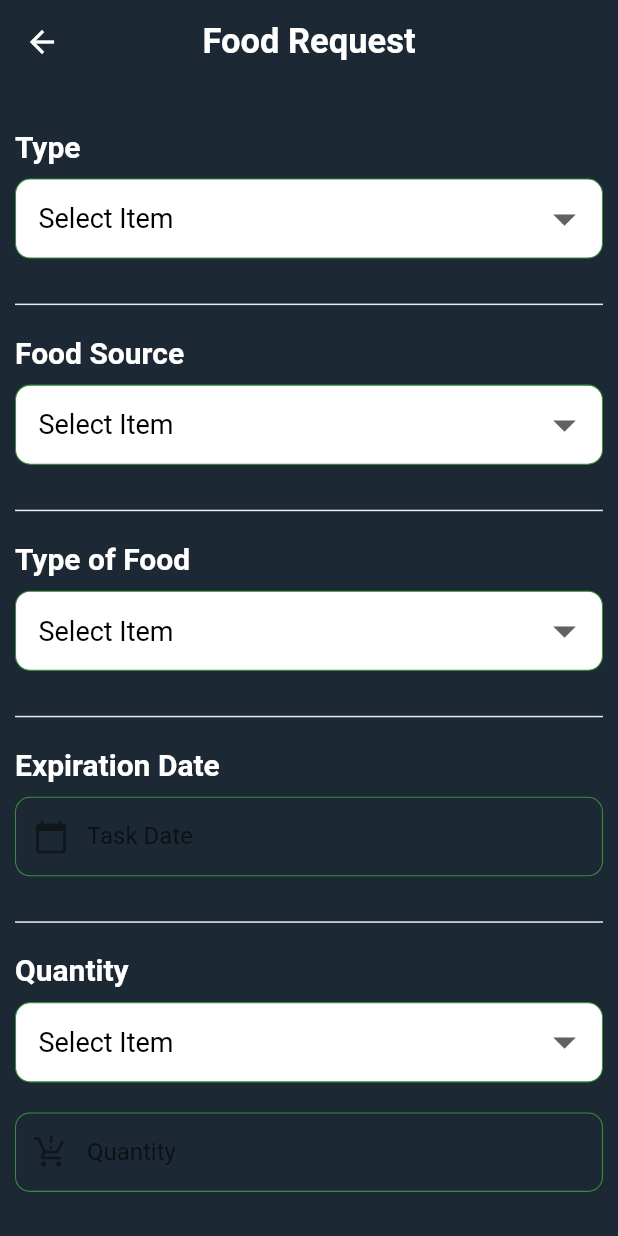
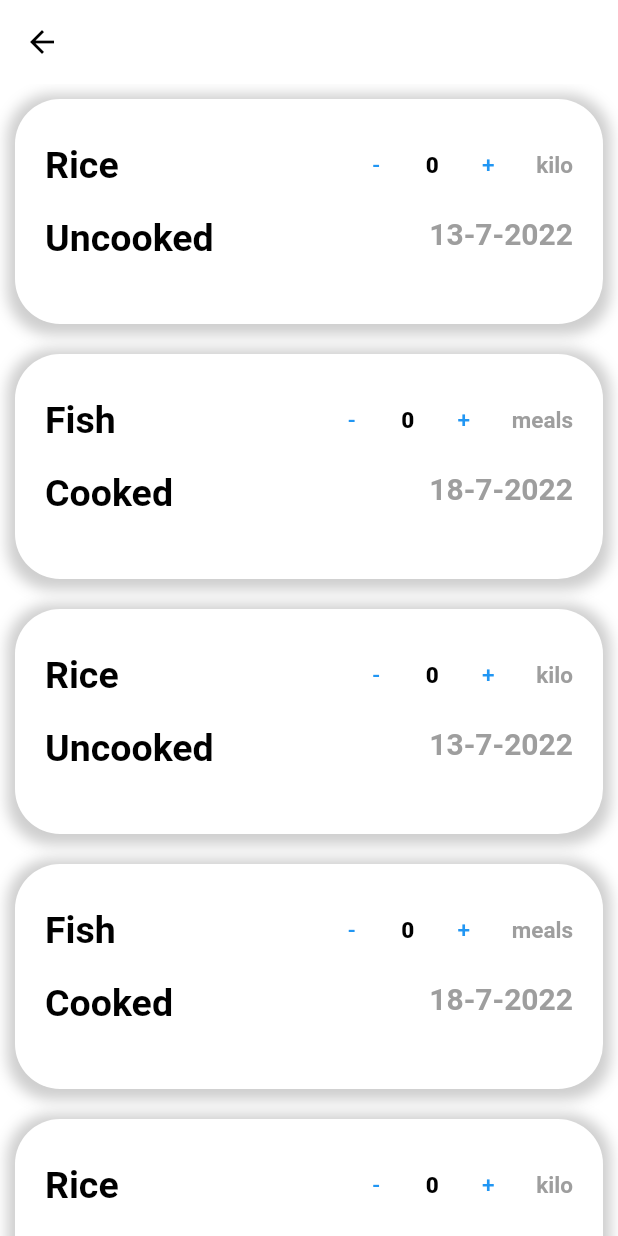
Before and after one commit to karimm-mo-ali/Graduation_App, a Flutter app: the screen it shows after launch, item 2 of the bottom bar chosen, after a tap on "FOOD", on a phone screen of 412 x 824 dp. Run offline on Flutter 3.47's test engine with Material 2 defaults, Android fonts, the phone set to English and light mode, and no system bars; our stand-ins replace bloc, cached_network_image, conditional_builder, connectivity_plus, firebase_analytics, flutter_bloc and 7 more; accounts and stored records are empty.

Commit message:
new update

```diff
--- a/lib/View/screens/Home_Screens/request_clothes.dart
+++ b/lib/View/screens/Home_Screens/request_clothes.dart
@@ -3,7 +3,6 @@ import 'package:flutter_bloc/flutter_bloc.dart';
 import 'package:flutter_graduation/Data/Cubit/clothes_request_cubit/clothes_request_cubit.dart';
 import 'package:flutter_spinkit/flutter_spinkit.dart';
 import 'package:fluttertoast/fluttertoast.dart';
-import 'package:intl/intl.dart';
 import '../../../Data/Cubit/app_cubit/app_cubit.dart';
 import '../../../Data/Cubit/app_cubit/app_state.dart';
 import '../../../Data/Cubit/clothes_request_cubit/Clothes_Request_state.dart';
--- a/lib/View/screens/Home_Screens/request_screen.dart
+++ b/lib/View/screens/Home_Screens/request_screen.dart
@@ -2,6 +2,8 @@ import 'package:flutter_graduation/View/screens/Home_Screens/request_clothes.dar
 import 'package:flutter_graduation/View/screens/Home_Screens/request_food.dart';
 import 'package:flutter/material.dart';
 import 'package:flutter_bloc/flutter_bloc.dart';
+import 'package:flutter_graduation/View/screens/New_Request_Screens/new_request_clothes.dart';
+import 'package:flutter_graduation/View/screens/New_Request_Screens/new_request_food.dart';
 import 'package:flutter_graduation/helpers/myApplication.dart';
 import '../../../Data/Cubit/app_cubit/app_cubit.dart';
 import '../../../Data/Cubit/app_cubit/app_state.dart';
@@ -46,7 +48,7 @@ class Request extends StatelessWidget {
                         children: [
                           TextButton(
                               onPressed: () => MyApplication.navigateTo(
-                                  context, RequestFood()),
+                                  context, FoodRequest()),
                               child:  Text(
                                 'FOOD',
                                 style: TextStyle(
@@ -59,7 +61,7 @@ class Request extends StatelessWidget {
                           ),
                           TextButton(
                               onPressed: () => MyApplication.navigateTo(
-                                  context, RequestClothes()),
+                                  context, ClothesRequest()),
                               child:  Text(
                                 'CLOTHES',
                                 style: TextStyle(
--- /dev/null
+++ b/lib/View/screens/New_Request_Screens/new_component.dart
@@ -0,0 +1,269 @@
+import 'package:flutter/material.dart';
+import 'package:flutter_graduation/View/screens/New_Request_Screens/map_utils.dart';
+import 'package:flutter_graduation/View/screens/New_Request_Screens/new_request_cubit.dart';
+
+Widget buildRequestFoodItem(context, {
+  int counter =0,
+  String? type ,
+  String? date ,
+  String? foodType ,
+  String? quantity ,
+
+
+})=>InkWell(
+  onTap:() async {
+    MapUtils.openMap(30.6158239, 31.1137432);
+  } ,
+  child:   Container(
+    alignment: Alignment.center,
+    margin: const EdgeInsets.all(10),
+    height: 150,
+    width:double.infinity,
+    decoration: BoxDecoration(
+      color: Colors.white,
+      borderRadius: BorderRadius.circular(30), //border corner radius
+      boxShadow:[
+        BoxShadow(
+          color: Colors.grey.withOpacity(0.5), //color of shadow
+          spreadRadius: 5, //spread radius
+          blurRadius: 7, // blur radius
+          offset: const Offset(0, 2), // changes position of shadow
+        ),
+      ],
+    ),
+    child: Padding(
+      padding: const EdgeInsets.all(20.0),
+      child: Column(
+        children: [
+
+
+          Row(
+            children:  [
+              //type
+              Expanded(
+                child: Text(
+                  '$foodType',
+                  style: const TextStyle(
+                      fontSize: 25.0,
+                      fontWeight: FontWeight.w600
+                  ),
+                ),
+              ),
+              const SizedBox(
+                width: 20.0,
+              ),
+
+              TextButton(
+                onPressed: ()
+                {
+                  CounterCubit.get(context).minus();
+                },
+                child: const Text(
+                  '-',
+                  style: TextStyle(
+                      fontSize: 15.0
+                  ),
+                ),
+              ),
+              Padding(
+                padding: const EdgeInsets.symmetric(
+                  horizontal: 1.0,
+                ),
+                child: Text(
+                  '${CounterCubit.get(context).counter }',
+                  style: const TextStyle(
+                    fontSize: 15.0,
+                    fontWeight: FontWeight.w900,
+                  ),
+                ),
+              ),
+              TextButton(
+                onPressed: ()
+                {
+                  CounterCubit.get(context).plus();
+                },
+                child: const Text(
+                  '+',
+                  style: const TextStyle(
+                      fontSize: 15.0
+                  ),
+                ),
+              ),
+              //quantity
+              Text(
+                '$quantity',
+                style: const TextStyle(
+                    color: Colors.grey,
+                    fontSize: 15.0,
+                    fontWeight: FontWeight.w600
+                ),
+              ),
+            ],
+          ),
+          const SizedBox(
+            height: 10.0,
+          ),
+          Row(
+            crossAxisAlignment: CrossAxisAlignment.start,
+            mainAxisAlignment: MainAxisAlignment.start,
+            children:  [
+              //food type
+              Expanded(
+                child: Text(
+                  '$type',
+                  maxLines: 2,
+                  style: const TextStyle(
+                    fontSize: 25.0,
+                    fontWeight: FontWeight.w600,
+                    color: Colors.black,
+                    overflow: TextOverflow.ellipsis,
+                  ),
+                ),
+              ),
+
+              const SizedBox(
+                width: 10.0,
+              ),
+
+              //date
+              Text(
+                '$date',
+                style: const TextStyle(
+                    color: Colors.grey,
+                    fontSize: 20,
+                    fontWeight: FontWeight.w600
+                ),
+              ),
+
+
+
+            ],
+          ),
+
+
+
+
+        ],
+      ),
+    ),
+  ),
+);
+
+
+
+//Clothes Request
+Widget buildRequestClothesItem(context, {
+
+  String? clothesType ,
+  String? size ,
+  String? gender ,
+  String? quantityOfClothes ,
+
+
+})=>InkWell (
+  onTap:() async {
+    MapUtils.openMap(30.6158239, 31.1137432);
+  } ,
+  child:Container(
+    alignment: Alignment.center,
+    margin: const EdgeInsets.all(10),
+    height: 120,
+    width:double.infinity,
+    decoration: BoxDecoration(
+      color: Colors.white,
+      borderRadius: BorderRadius.circular(30), //border corner radius
+      boxShadow:[
+        BoxShadow(
+          color: Colors.grey.withOpacity(0.5), //color of shadow
+          spreadRadius: 5, //spread radius
+          blurRadius: 7, // blur radius
+          offset: const Offset(0, 2), // changes position of shadow
+        ),
+      ],
+    ),
+    child: Padding(
+      padding: const EdgeInsets.all(20.0),
+      child: Column(
+        children: [
+
+
+          Row(
+            children:  [
+              //type
+              Expanded(
+                child: //clothes type
+                Text(
+                  '$clothesType',
+                  style: const TextStyle(
+                      fontSize: 25.0,
+                      fontWeight: FontWeight.w600
+                  ),
+                ),
+
+
+
+              ),
+              const SizedBox(
+                width: 20.0,
+              ),
+
+              //Size
+              Text(
+                '$size',
+                style: const TextStyle(
+                    color: Colors.grey,
+                    fontSize: 20.0,
+                    fontWeight: FontWeight.w600
+                ),
+
+              ),
+
+            ],
+          ),
+          const SizedBox(
+            height: 10.0,
+          ),
+          Row(
+            crossAxisAlignment: CrossAxisAlignment.start,
+            mainAxisAlignment: MainAxisAlignment.start,
+            children:  [
+              //Gender
+              Expanded(
+                child: Text(
+                  '$gender',
+                  style: const TextStyle(
+                    fontSize: 25.0,
+                    fontWeight: FontWeight.w600,
+                    color: Colors.black,
+                    overflow: TextOverflow.ellipsis,
+                  ),
+                ),
+              ),
+
+              const SizedBox(
+                width: 10.0,
+              ),
+
+              //Quantity
+              Text(
+                '$quantityOfClothes',
+                style: const TextStyle(
+                    color: Colors.grey,
+                    fontSize: 20,
+                    fontWeight: FontWeight.w600
+                ),
+              ),
+
+
+
+            ],
+          ),
+
+
+
+
+        ],
+      ),
+    ),
+  ),
+);
--- /dev/null
+++ b/lib/View/screens/New_Request_Screens/new_request_cubit.dart
@@ -0,0 +1,96 @@
+
+
+import 'package:bloc/bloc.dart';
+import 'package:flutter_bloc/flutter_bloc.dart';
+import 'package:flutter_graduation/View/screens/New_Request_Screens/new_request_states.dart';
+
+class CounterCubit extends Cubit <CounterStates>{
+  CounterCubit() : super(CounterInitialState());
+  static CounterCubit get (context)=>BlocProvider.of(context);
+
+  List <String> type =[
+    'Uncooked',
+    'Cooked',
+    'Uncooked',
+    'Cooked',
+    'Uncooked',
+    'Cooked',
+  ];
+  List <String> foodType =[
+    'Rice',
+    'Fish',
+    'Rice',
+    'Fish',
+    'Rice',
+    'Fish',
+  ];
+  List <String> date =[
+    '13-7-2022',
+    '18-7-2022',
+    '13-7-2022',
+    '18-7-2022',
+    '13-7-2022',
+    '18-7-2022',
+  ];
+  List <String> quantity =[
+    'kilo',
+    'meals',
+    'kilo',
+    'meals',
+    'kilo',
+    'meals',
+  ];
+
+  late int itemCount=type.length;
+  int counter =0;
+  void minus (){
+    counter--;
+
+    emit(CounterMinusState(counter));
+  }
+  void plus () {
+    counter ++;
+    emit(CounterPlusState(counter));
+  }
+
+
+
+  //clothes
+  List <String> gender =[
+    'Men',
+    'Women',
+    'Children',
+    'Men',
+    'Women',
+    'Children',
+
+  ];
+  List <String> clothesType =[
+    'T_Shirt',
+    'Jacket',
+    'Pants',
+    'T_Shirt',
+    'Jacket',
+    'Pants',
+
+  ];
+  List <String> size =[
+    'Small',
+    'Medium',
+    'Large',
+    'Small',
+    'Medium',
+    'Large',
+
+  ];
+  List <String> quantityOfClothes =[
+    '1',
+    '2',
+    '3',
+    '1',
+    '2',
+    '3',
+
+  ];
+  late int itemClothesCount=clothesType.length;
+}
--- /dev/null
+++ b/lib/View/screens/New_Request_Screens/new_request_food.dart
@@ -0,0 +1,59 @@
+import 'package:conditional_builder/conditional_builder.dart';
+import 'package:flutter/material.dart';
+import 'package:flutter_bloc/flutter_bloc.dart';
+import 'package:flutter_graduation/View/screens/New_Request_Screens/new_component.dart';
+import 'package:flutter_graduation/View/screens/New_Request_Screens/new_request_cubit.dart';
+import 'package:flutter_graduation/View/screens/New_Request_Screens/new_request_states.dart';
+
+class FoodRequest extends StatelessWidget {
+  const FoodRequest({Key? key}) : super(key: key);
+
+
+
+  @override
+  Widget build(BuildContext context) {
+
+
+    return BlocProvider(
+      create: (BuildContext context) =>CounterCubit(),
+
+      child: BlocConsumer <CounterCubit , CounterStates>(
+          listener: (context ,state){
+            if(state is CounterMinusState) print('Minus state ${state.counter}');
+            if(state is CounterPlusState) print('Plus state ${state.counter}');
+          },
+          builder: (context ,state){
+
+            int counter =CounterCubit.get(context).counter;
+
+
+
+            return Scaffold(
+              appBar: AppBar(),
+              body: ConditionalBuilder(
+                  condition: true,
+                  builder: (context)=>ListView.separated(
+                      physics: const BouncingScrollPhysics(),
+                      itemBuilder: (context,index)=>buildRequestFoodItem(
+                        context ,
+                        counter: counter,
+                        type: CounterCubit.get(context).type[index],
+                        date: CounterCubit.get(context).date[index],
+                        foodType: CounterCubit.get(context).foodType[index],
+                        quantity: CounterCubit.get(context).quantity[index],
+                      ),
+                      separatorBuilder: (context ,index)=>SizedBox(
+                      ),
+
+                      itemCount:CounterCubit.get(context).itemCount)
+              ),
+            );
+          }
+
+      ),
+    );
+
+
+
+  }
+}
--- /dev/null
+++ b/lib/View/screens/New_Request_Screens/new_request_states.dart
@@ -0,0 +1,15 @@
+abstract class CounterStates {}
+
+class CounterInitialState extends CounterStates{}
+
+class CounterPlusState extends CounterStates{
+  final int counter ;
+
+  CounterPlusState(this.counter);
+}
+
+class CounterMinusState extends CounterStates{
+  final int counter ;
+
+  CounterMinusState(this.counter);
+}
--- a/lib/main.dart
+++ b/lib/main.dart
@@ -160,8 +160,8 @@ class MyApp extends StatelessWidget {
                 ),
               ),
             ),
-            themeMode:
-                AppCubit.get(context).isDark ? ThemeMode.dark : ThemeMode.light,
+            themeMode:ThemeMode.light,
+                //AppCubit.get(context).isDark ? ThemeMode.dark : ThemeMode.light,
             home: sharedPrefs.token != "" && sharedPrefs.getSignedIn()
                 ? Home()
                 : Home(),
--- a/pubspec.yaml
+++ b/pubspec.yaml
@@ -62,6 +62,7 @@ dependencies:
   cloud_firestore:
   firebase_auth:
   firebase_core:
+  url_launcher:
 
 dev_dependencies:
   flutter_test:
```
Also changed, not shown: lib/View/screens/New_Request_Screens/map_utils.dart (added, +15 -0 lines), lib/View/screens/New_Request_Screens/new_request_clothes.dart (added, +53 -0 lines), pubspec.lock.
